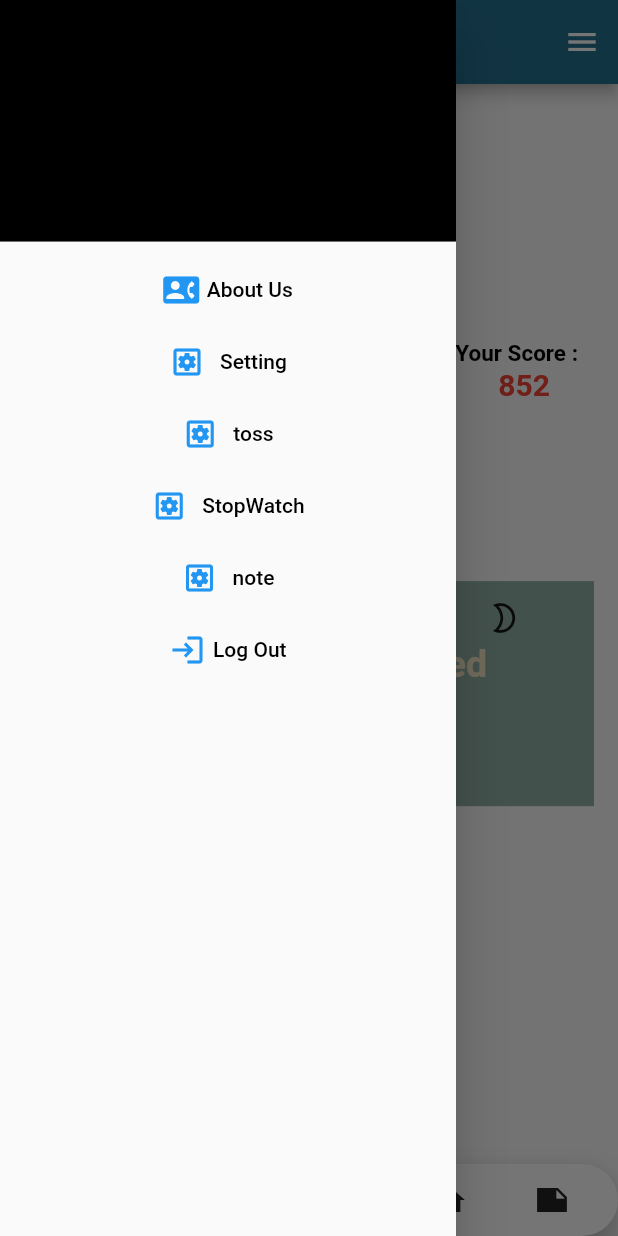
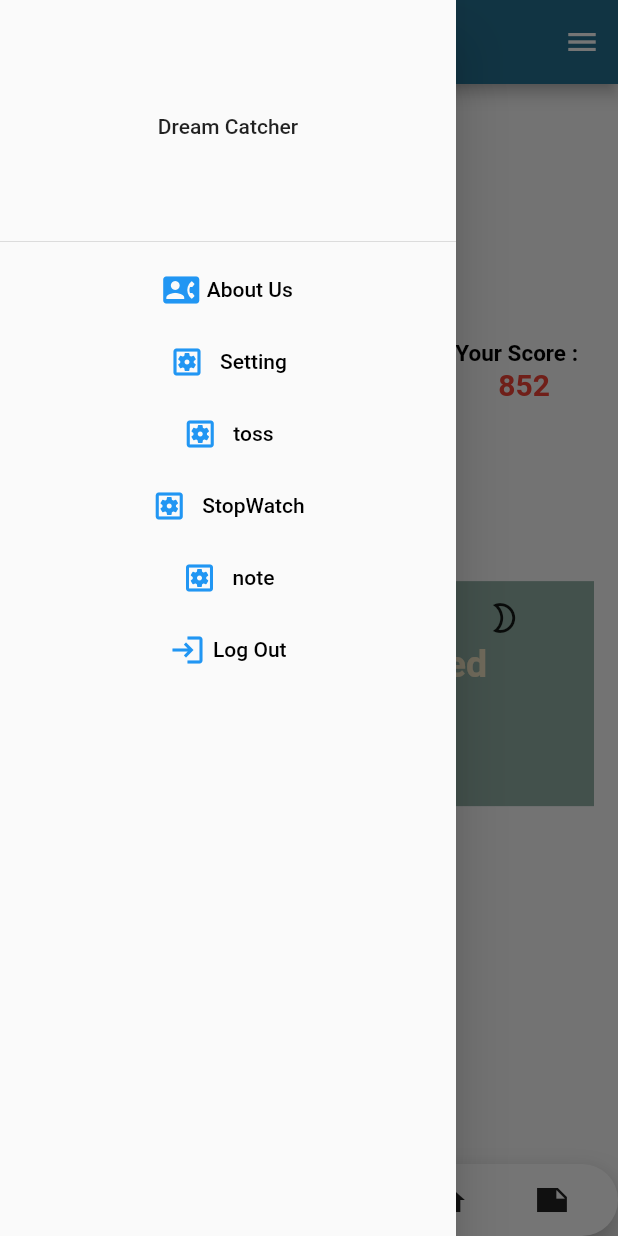
Before and after one commit to MernaGamall/dream_catcher_app, a Flutter app: the screen it shows after launch, with the side drawer open, on a phone screen of 412 x 824 dp. Run offline on Flutter 3.47's test engine with Material 2 defaults, Android fonts, the phone set to English and light mode, and no system bars; our stand-ins replace easy_localization, flutter_slidable, fluttertoast, hive, hive_flutter, image_picker and 1 more; missing offline and left inert: animation_wrappers, dart_random_choice, shape_of_view_null_safe; accounts and stored records are empty.

Commit message:
first commit

```diff
--- a/lib/screen/navigation_page.dart
+++ b/lib/screen/navigation_page.dart
@@ -77,12 +77,12 @@ class _NavigationPageState extends State<NavigationPage> {
             child: ListView(
               children: [
                 DrawerHeader(
-                  decoration: BoxDecoration(color: Colors.black),
+                  //decoration: BoxDecoration(color: Colors.black),
                   child: Column(
                     mainAxisAlignment: MainAxisAlignment.center,
                     children: [
                       Text(
-                        "شركة الروضه",
+                        "Dream Catcher",
                       ),
                     ],
                   ),
```
